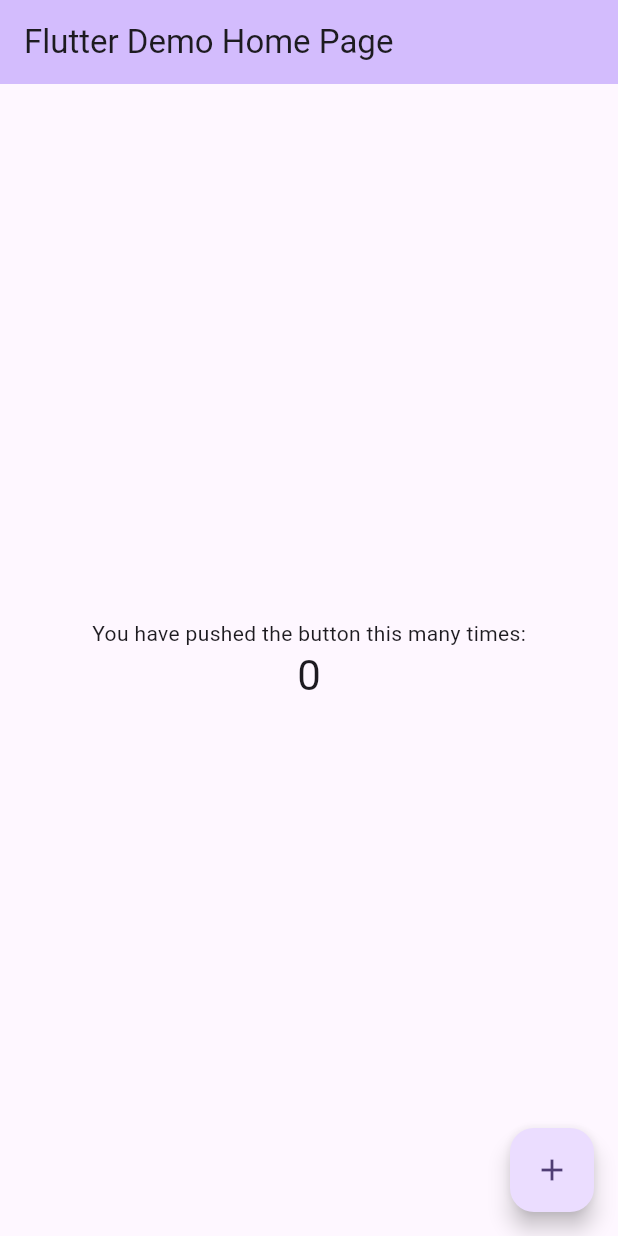
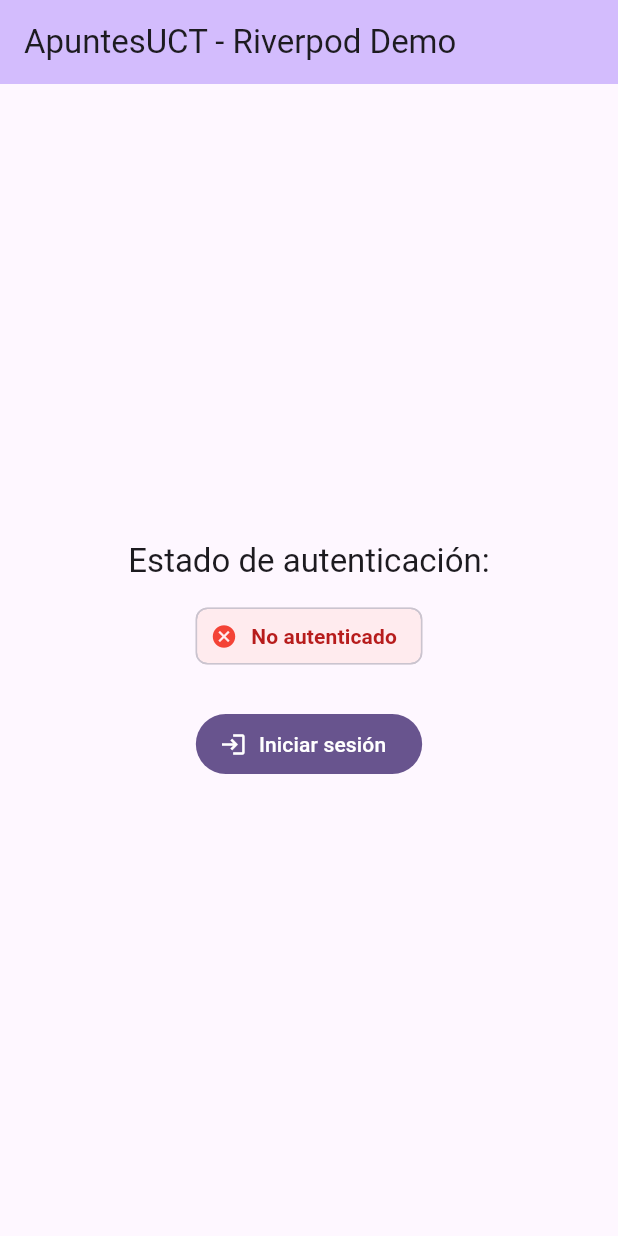
Before and after one commit to cchelooo/ApuntesUCT, a Flutter app: the screen it shows after launch, on a phone screen of 412 x 824 dp. Run offline on Flutter 3.47's test engine with Material 3 defaults, Android fonts, the phone set to English and light mode, and no system bars; our stand-ins replace flutter_riverpod.

Commit message:
feat(mobile):configure riverpod 3.x  with providerscope and initial AuthNotifier

```diff
--- a/mobile/lib/main.dart
+++ b/mobile/lib/main.dart
@@ -1,121 +1,86 @@
 import 'package:flutter/material.dart';
+import 'package:flutter_riverpod/flutter_riverpod.dart';
+
+import 'package:apuntesuct_mobile/providers/auth_provider.dart';
 
 void main() {
-  runApp(const MyApp());
+  runApp(
+    const ProviderScope(
+      child: MyApp(),
+    ),
+  );
 }
 
 class MyApp extends StatelessWidget {
   const MyApp({super.key});
 
-  // This widget is the root of your application.
   @override
   Widget build(BuildContext context) {
     return MaterialApp(
-      title: 'Flutter Demo',
+      title: 'ApuntesUCT',
+      debugShowCheckedModeBanner: false,
       theme: ThemeData(
-        // This is the theme of your application.
-        //
-        // TRY THIS: Try running your application with "flutter run". You'll see
-        // the application has a purple toolbar. Then, without quitting the app,
-        // try changing the seedColor in the colorScheme below to Colors.green
-        // and then invoke "hot reload" (save your changes or press the "hot
-        // reload" button in a Flutter-supported IDE, or press "r" if you used
-        // the command line to start the app).
-        //
-        // Notice that the counter didn't reset back to zero; the application
-        // state is not lost during the reload. To reset the state, use hot
-        // restart instead.
-        //
-        // This works for code too, not just values: Most code changes can be
-        // tested with just a hot reload.
-        colorScheme: .fromSeed(seedColor: Colors.deepPurple),
+        colorScheme: ColorScheme.fromSeed(seedColor: Colors.deepPurple),
+        useMaterial3: true,
       ),
-      home: const MyHomePage(title: 'Flutter Demo Home Page'),
+      home: const HomeScreen(),
     );
   }
 }
 
-class MyHomePage extends StatefulWidget {
-  const MyHomePage({super.key, required this.title});
-
-  // This widget is the home page of your application. It is stateful, meaning
-  // that it has a State object (defined below) that contains fields that affect
-  // how it looks.
-
-  // This class is the configuration for the state. It holds the values (in this
-  // case the title) provided by the parent (in this case the App widget) and
-  // used by the build method of the State. Fields in a Widget subclass are
-  // always marked "final".
-
-  final String title;
+class HomeScreen extends ConsumerWidget {
+  const HomeScreen({super.key});
 
   @override
-  State<MyHomePage> createState() => _MyHomePageState();
-}
+  Widget build(BuildContext context, WidgetRef ref) {
+    final isAuthenticated = ref.watch(authProvider);
 
-class _MyHomePageState extends State<MyHomePage> {
-  int _counter = 0;
-
-  void _incrementCounter() {
-    setState(() {
-      // This call to setState tells the Flutter framework that something has
-      // changed in this State, which causes it to rerun the build method below
-      // so that the display can reflect the updated values. If we changed
-      // _counter without calling setState(), then the build method would not be
-      // called again, and so nothing would appear to happen.
-      _counter++;
-    });
-  }
-
-  @override
-  Widget build(BuildContext context) {
-    // This method is rerun every time setState is called, for instance as done
-    // by the _incrementCounter method above.
-    //
-    // The Flutter framework has been optimized to make rerunning build methods
-    // fast, so that you can just rebuild anything that needs updating rather
-    // than having to individually change instances of widgets.
     return Scaffold(
       appBar: AppBar(
-        // TRY THIS: Try changing the color here to a specific color (to
-        // Colors.amber, perhaps?) and trigger a hot reload to see the AppBar
-        // change color while the other colors stay the same.
         backgroundColor: Theme.of(context).colorScheme.inversePrimary,
-        // Here we take the value from the MyHomePage object that was created by
-        // the App.build method, and use it to set our appbar title.
-        title: Text(widget.title),
+        title: const Text('ApuntesUCT - Riverpod Demo'),
       ),
       body: Center(
-        // Center is a layout widget. It takes a single child and positions it
-        // in the middle of the parent.
+        child: Padding(
+          padding: const EdgeInsets.all(24.0),
           child: Column(
-          // Column is also a layout widget. It takes a list of children and
-          // arranges them vertically. By default, it sizes itself to fit its
-          // children horizontally, and tries to be as tall as its parent.
-          //
-          // Column has various properties to control how it sizes itself and
-          // how it positions its children. Here we use mainAxisAlignment to
-          // center the children vertically; the main axis here is the vertical
-          // axis because Columns are vertical (the cross axis would be
-          // horizontal).
-          //
-          // TRY THIS: Invoke "debug painting" (choose the "Toggle Debug Paint"
-          // action in the IDE, or press "p" in the console), to see the
-          // wireframe for each widget.
-          mainAxisAlignment: .center,
+            mainAxisAlignment: MainAxisAlignment.center,
             children: [
-            const Text('You have pushed the button this many times:'),
               Text(
-              '$_counter',
-              style: Theme.of(context).textTheme.headlineMedium,
+                'Estado de autenticación:',
+                style: Theme.of(context).textTheme.titleLarge,
+              ),
+              const SizedBox(height: 12),
+              Chip(
+                avatar: Icon(
+                  isAuthenticated ? Icons.check_circle : Icons.cancel,
+                  color: isAuthenticated ? Colors.green : Colors.red,
+                ),
+                label: Text(
+                  isAuthenticated ? 'Autenticado' : 'No autenticado',
+                  style: TextStyle(
+                    color: isAuthenticated
+                        ? Colors.green.shade900
+                        : Colors.red.shade900,
+                    fontWeight: FontWeight.bold,
+                  ),
+                ),
+                backgroundColor: isAuthenticated
+                    ? Colors.green.shade50
+                    : Colors.red.shade50,
+              ),
+              const SizedBox(height: 24),
+              FilledButton.icon(
+                onPressed: () {
+                  ref.read(authProvider.notifier).toggle();
+                },
+                icon: Icon(isAuthenticated ? Icons.logout : Icons.login),
+                label:
+                    Text(isAuthenticated ? 'Cerrar sesión' : 'Iniciar sesión'),
               ),
             ],
           ),
         ),
-      floatingActionButton: FloatingActionButton(
-        onPressed: _incrementCounter,
-        tooltip: 'Increment',
-        child: const Icon(Icons.add),
       ),
     );
   }
--- /dev/null
+++ b/mobile/lib/providers/auth_provider.dart
@@ -0,0 +1,29 @@
+import 'package:flutter_riverpod/flutter_riverpod.dart';
+
+/// Notifier que maneja el estado de autenticación básico como ejemplo inicial.
+/// Extiende `Notifier<bool>` de acuerdo con la API moderna de Riverpod 3.x.
+class AuthNotifier extends Notifier<bool> {
+  @override
+  bool build() {
+    // false = no autenticado por defecto
+    return false;
+  }
+
+  /// Cambia el estado a autenticado
+  void login() {
+    state = true;
+  }
+
+  /// Cambia el estado a no autenticado
+  void logout() {
+    state = false;
+  }
+
+  /// Alterna el estado de autenticación (utilidad para demos y pruebas)
+  void toggle() {
+    state = !state;
+  }
+}
+
+/// Provider global para AuthNotifier
+final authProvider = NotifierProvider<AuthNotifier, bool>(AuthNotifier.new);
--- a/mobile/pubspec.yaml
+++ b/mobile/pubspec.yaml
@@ -34,6 +34,7 @@ dependencies:
   # The following adds the Cupertino Icons font to your application.
   # Use with the CupertinoIcons class for iOS style icons.
   cupertino_icons: ^1.0.8
+  flutter_riverpod: ^3.2.1
 
 dev_dependencies:
   flutter_test:
```
Also changed, not shown: mobile/pubspec.lock, 1 other file. Lines whose indentation alone changed are shown as unchanged.
